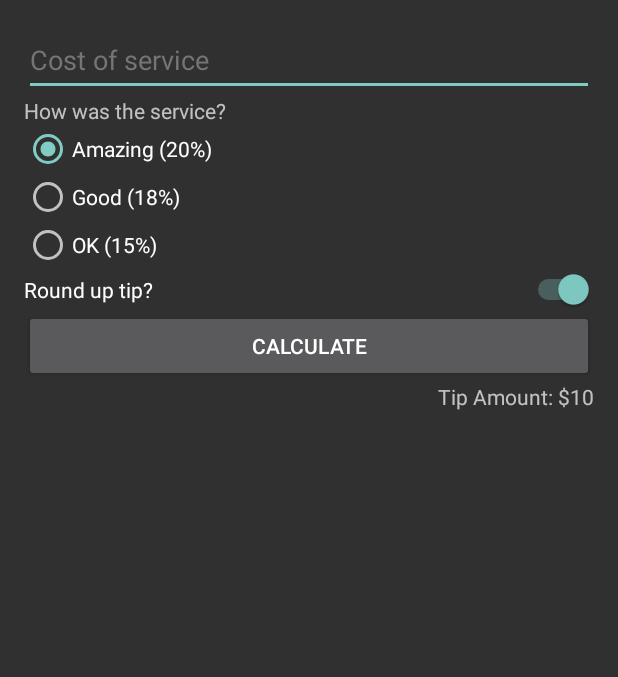
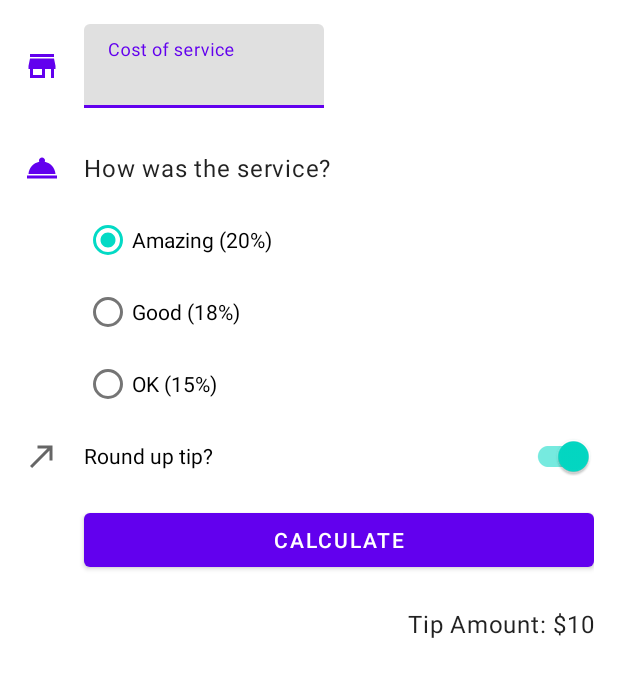
Before and after one commit to nazartaranyuk/tip_time, an Android app: the layout activity_main.xml on its own in the app's theme, with its tools: preview values and no code run, on a phone screen of 412 x 824 dp. Shown: the top 677 px of the screen. Run offline under Robolectric (Android 15) with nearby library versions, the phone set to English and light mode, and no system bars.

Commit message:
added material icons

```diff
--- a/app/build.gradle
+++ b/app/build.gradle
@@ -35,7 +35,7 @@ android {
 }
 
 dependencies {
-
+    implementation 'com.google.android.material:material:<version>'
     implementation 'androidx.core:core-ktx:1.7.0'
     implementation 'androidx.appcompat:appcompat:1.3.0'
     implementation 'com.google.android.material:material:1.4.0'
--- a/app/src/main/AndroidManifest.xml
+++ b/app/src/main/AndroidManifest.xml
@@ -8,7 +8,7 @@
         android:label="@string/app_name"
         android:roundIcon="@mipmap/ic_launcher_round"
         android:supportsRtl="true"
-        android:theme="@style/Theme.Design.NoActionBar">
+        android:theme="@style/Theme.TipTime">
         <activity
             android:name=".MainActivity"
             android:exported="true">
--- a/app/src/main/java/com/example/tiptime/MainActivity.kt
+++ b/app/src/main/java/com/example/tiptime/MainActivity.kt
@@ -19,7 +19,7 @@ class MainActivity : AppCompatActivity() {
     }
 
     private fun calculateTip() {
-        val stringInTextField = binding.costOfService.text.toString()
+        val stringInTextField = binding.costOfServiceEditText.text.toString()
         val cost = stringInTextField.toDoubleOrNull()
         if (cost == null) {
             binding.tipResult.text = ""
--- /dev/null
+++ b/app/src/main/res/drawable/ic_round_up.xml
@@ -0,0 +1,10 @@
+<vector xmlns:android="http://schemas.android.com/apk/res/android"
+    android:width="24dp"
+    android:height="24dp"
+    android:viewportWidth="24"
+    android:viewportHeight="24"
+    android:tint="?attr/colorControlNormal">
+  <path
+      android:fillColor="@android:color/white"
+      android:pathData="M9,5v2h6.59L4,18.59 5.41,20 17,8.41V15h2V5z"/>
+</vector>
--- /dev/null
+++ b/app/src/main/res/drawable/ic_service.xml
@@ -0,0 +1,5 @@
+<vector android:height="24dp" android:tint="?attr/colorPrimary"
+    android:viewportHeight="24.0" android:viewportWidth="24.0"
+    android:width="24dp" xmlns:android="http://schemas.android.com/apk/res/android">
+    <path android:fillColor="#FF000000" android:pathData="M2,17h20v2L2,19zM13.84,7.79c0.1,-0.24 0.16,-0.51 0.16,-0.79 0,-1.1 -0.9,-2 -2,-2s-2,0.9 -2,2c0,0.28 0.06,0.55 0.16,0.79C6.25,8.6 3.27,11.93 3,16h18c-0.27,-4.07 -3.25,-7.4 -7.16,-8.21z"/>
+</vector>
--- /dev/null
+++ b/app/src/main/res/drawable/ic_store.xml
@@ -0,0 +1,5 @@
+<vector android:height="24dp" android:tint="?attr/colorPrimary"
+    android:viewportHeight="24.0" android:viewportWidth="24.0"
+    android:width="24dp" xmlns:android="http://schemas.android.com/apk/res/android">
+    <path android:fillColor="#FF000000" android:pathData="M20,4L4,4v2h16L20,4zM21,14v-2l-1,-5L4,7l-1,5v2h1v6h10v-6h4v6h2v-6h1zM12,18L6,18v-4h6v4z"/>
+</vector>
--- a/app/src/main/res/layout/activity_main.xml
+++ b/app/src/main/res/layout/activity_main.xml
@@ -1,31 +1,78 @@
 <?xml version="1.0" encoding="utf-8"?>
-<androidx.constraintlayout.widget.ConstraintLayout xmlns:android="http://schemas.android.com/apk/res/android"
+<!--
+  ~ Copyright (C) 2020 The Android Open Source Project
+  ~
+  ~ Licensed under the Apache License, Version 2.0 (the "License");
+  ~ you may not use this file except in compliance with the License.
+  ~ You may obtain a copy of the License at
+  ~
+  ~ http://www.apache.org/licenses/LICENSE-2.0
+  ~
+  ~ Unless required by applicable law or agreed to in writing, software
+  ~ distributed under the License is distributed on an "AS IS" BASIS,
+  ~ WITHOUT WARRANTIES OR CONDITIONS OF ANY KIND, either express or implied.
+  ~ See the License for the specific language governing permissions and
+  ~ limitations under the License.
+  -->
+
+<!-- Layout for the tip calculator -->
+<ScrollView xmlns:android="http://schemas.android.com/apk/res/android"
     xmlns:app="http://schemas.android.com/apk/res-auto"
     xmlns:tools="http://schemas.android.com/tools"
     android:layout_width="match_parent"
     android:layout_height="match_parent"
-    android:padding="16dp"
-    tools:context=".MainActivity"
-    tools:ignore="UseSwitchCompatOrMaterialXml">
+    tools:context=".MainActivity">
 
-    <EditText
-        android:id="@+id/cost_of_service"
+    <androidx.constraintlayout.widget.ConstraintLayout
         android:layout_width="match_parent"
         android:layout_height="wrap_content"
+        android:padding="16dp">
+
+        <ImageView
+            android:id="@+id/icon_cost_of_service"
+            android:layout_width="wrap_content"
+            android:layout_height="wrap_content"
+            android:importantForAccessibility="no"
+            app:layout_constraintBottom_toBottomOf="@id/cost_of_service"
+            app:layout_constraintStart_toStartOf="parent"
+            app:layout_constraintTop_toTopOf="@id/cost_of_service"
+            app:srcCompat="@drawable/ic_store" />
+
+        <com.google.android.material.textfield.TextInputLayout
+            android:id="@+id/cost_of_service"
+            android:layout_width="160dp"
+            android:layout_height="wrap_content"
+            android:layout_marginStart="16dp"
             android:hint="@string/edit_text_hint"
-        android:inputType="numberDecimal"
-        android:minHeight="48dp"
-        android:textColorHint="#757575"
-        app:layout_constraintEnd_toEndOf="parent"
+            app:layout_constraintStart_toEndOf="@id/icon_cost_of_service"
+            app:layout_constraintTop_toTopOf="parent">
+
+            <com.google.android.material.textfield.TextInputEditText
+                android:id="@+id/cost_of_service_edit_text"
+                android:layout_width="match_parent"
+                android:layout_height="wrap_content"
+                android:inputType="numberDecimal" />
+
+        </com.google.android.material.textfield.TextInputLayout>
+
+        <ImageView
+            android:id="@+id/icon_service_question"
+            android:layout_width="wrap_content"
+            android:layout_height="wrap_content"
+            android:importantForAccessibility="no"
+            app:layout_constraintBottom_toBottomOf="@id/service_question"
             app:layout_constraintStart_toStartOf="parent"
-        app:layout_constraintTop_toTopOf="parent" />
+            app:layout_constraintTop_toTopOf="@id/service_question"
+            app:srcCompat="@drawable/ic_service" />
 
         <TextView
-        android:id="@+id/cost_question"
+            android:id="@+id/service_question"
+            style="@style/Widget.TipTime.TextView"
             android:layout_width="wrap_content"
             android:layout_height="wrap_content"
+            android:layout_marginTop="16dp"
             android:text="@string/cost_text"
-        app:layout_constraintStart_toStartOf="parent"
+            app:layout_constraintStart_toStartOf="@id/cost_of_service"
             app:layout_constraintTop_toBottomOf="@id/cost_of_service" />
 
         <RadioGroup
@@ -34,8 +81,8 @@
             android:layout_height="wrap_content"
             android:checkedButton="@id/option_twenty_percent"
             android:orientation="vertical"
-        app:layout_constraintStart_toStartOf="parent"
-        app:layout_constraintTop_toBottomOf="@id/cost_question">
+            app:layout_constraintStart_toStartOf="@id/service_question"
+            app:layout_constraintTop_toBottomOf="@id/service_question">
 
             <RadioButton
                 android:id="@+id/option_twenty_percent"
@@ -54,33 +101,47 @@
                 android:layout_width="wrap_content"
                 android:layout_height="wrap_content"
                 android:text="@string/fifteen_percent" />
+
         </RadioGroup>
 
-    <Switch
+        <ImageView
+            android:id="@+id/icon_round_up"
+            android:layout_width="wrap_content"
+            android:layout_height="wrap_content"
+            android:importantForAccessibility="no"
+            app:layout_constraintBottom_toBottomOf="@id/round_up_switch"
+            app:layout_constraintStart_toStartOf="parent"
+            app:layout_constraintTop_toTopOf="@id/round_up_switch"
+            app:srcCompat="@drawable/ic_round_up" />
+
+        <com.google.android.material.switchmaterial.SwitchMaterial
             android:id="@+id/round_up_switch"
             android:layout_width="0dp"
             android:layout_height="wrap_content"
             android:checked="true"
             android:text="@string/switch_text"
             app:layout_constraintEnd_toEndOf="parent"
-        app:layout_constraintStart_toStartOf="parent"
+            app:layout_constraintStart_toStartOf="@id/tip_options"
             app:layout_constraintTop_toBottomOf="@id/tip_options" />
 
         <Button
             android:id="@+id/calculate_button"
             android:layout_width="0dp"
             android:layout_height="wrap_content"
+            android:layout_marginTop="8dp"
             android:text="@string/btn_text"
             app:layout_constraintEnd_toEndOf="parent"
-        app:layout_constraintStart_toStartOf="parent"
+            app:layout_constraintStart_toStartOf="@id/round_up_switch"
             app:layout_constraintTop_toBottomOf="@id/round_up_switch" />
 
         <TextView
             android:id="@+id/tip_result"
+            style="@style/Widget.TipTime.TextView"
             android:layout_width="wrap_content"
             android:layout_height="wrap_content"
-        tools:text="Tip Amount: $10"
+            android:layout_marginTop="8dp"
             app:layout_constraintEnd_toEndOf="parent"
-        app:layout_constraintTop_toBottomOf="@id/calculate_button" />
-
+            app:layout_constraintTop_toBottomOf="@id/calculate_button"
+            tools:text="Tip Amount: $10" />
     </androidx.constraintlayout.widget.ConstraintLayout>
+</ScrollView>
```
Also changed, not shown: app/src/main/res/values/styles.xml (added, +38 -0 lines), build.gradle (added, +10 -0 lines), gradle.properties (added, +23 -0 lines), settings.gradle (added, +16 -0 lines), gradle/wrapper/gradle-wrapper.properties (added), 4 other files. Lines whose indentation alone changed are shown as unchanged.
